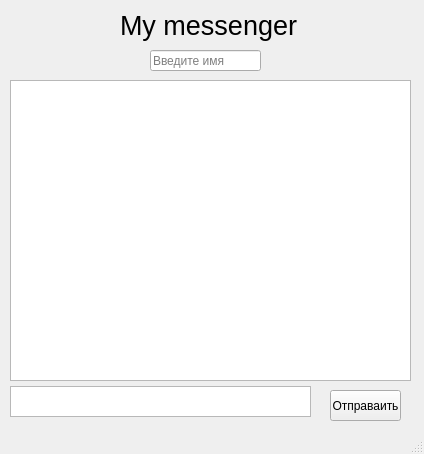
VladGoncharov0201/messenger_course_skilbox, file messenger.ui: the form before one commit.
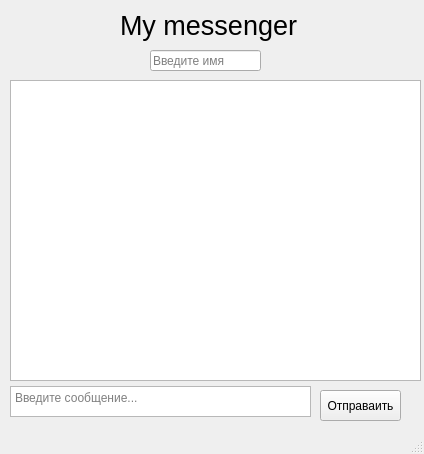
The form after the commit.

What changed in the file:
```diff
--- a/messenger.ui
+++ b/messenger.ui
@@ -19,7 +19,7 @@
      <rect>
       <x>120</x>
       <y>0</y>
-      <width>181</width>
+      <width>191</width>
       <height>51</height>
      </rect>
     </property>
@@ -54,13 +54,16 @@
       <height>31</height>
      </rect>
     </property>
+    <property name="placeholderText">
+     <string>Введите сообщение...</string>
+    </property>
    </widget>
    <widget class="QPushButton" name="pushButton">
     <property name="geometry">
      <rect>
-      <x>330</x>
+      <x>320</x>
       <y>390</y>
-      <width>71</width>
+      <width>81</width>
       <height>31</height>
      </rect>
     </property>
@@ -73,7 +76,7 @@
      <rect>
       <x>10</x>
       <y>80</y>
-      <width>401</width>
+      <width>411</width>
       <height>301</height>
      </rect>
     </property>
```
